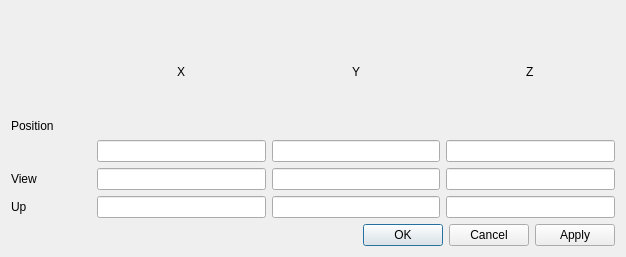
Before: the Qt Designer form tourdialog.ui in zy31415/pcd_viewer, drawn with Qt 5.
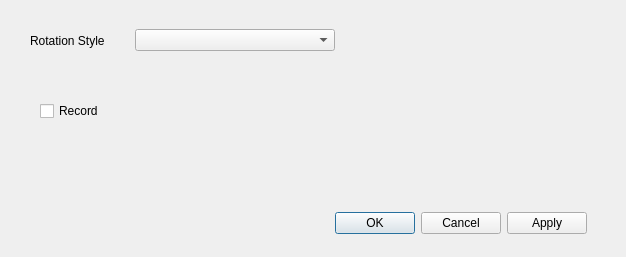
After: the same form once the commit is applied.

Diff of the .ui file:
```diff
--- a/tourdialog.ui
+++ b/tourdialog.ui
@@ -13,150 +13,64 @@
   <property name="windowTitle">
    <string>Dialog</string>
   </property>
-  <layout class="QVBoxLayout" name="verticalLayout_6">
-   <item>
-    <layout class="QVBoxLayout" name="verticalLayout_4">
-     <item>
-      <layout class="QHBoxLayout" name="horizontalLayout">
-       <item>
-        <layout class="QVBoxLayout" name="verticalLayout_5">
-         <item>
-          <widget class="QLabel" name="label_2">
-           <property name="text">
-            <string/>
-           </property>
-          </widget>
-         </item>
-         <item alignment="Qt::AlignHCenter|Qt::AlignVCenter">
-          <widget class="QLabel" name="label">
-           <property name="minimumSize">
-            <size>
-             <width>80</width>
-             <height>0</height>
-            </size>
-           </property>
-           <property name="text">
-            <string>Position</string>
-           </property>
-          </widget>
-         </item>
-        </layout>
-       </item>
-       <item>
-        <layout class="QVBoxLayout" name="verticalLayout">
-         <item alignment="Qt::AlignHCenter|Qt::AlignVCenter">
-          <widget class="QLabel" name="label_x">
-           <property name="minimumSize">
-            <size>
-             <width>0</width>
-             <height>30</height>
-            </size>
-           </property>
-           <property name="text">
-            <string>X</string>
-           </property>
-          </widget>
-         </item>
-         <item>
-          <widget class="QLineEdit" name="pos_x"/>
-         </item>
-        </layout>
-       </item>
-       <item>
-        <layout class="QVBoxLayout" name="verticalLayout_2">
-         <item alignment="Qt::AlignHCenter|Qt::AlignVCenter">
-          <widget class="QLabel" name="label_3">
-           <property name="text">
-            <string>Y</string>
-           </property>
-          </widget>
-         </item>
-         <item>
-          <widget class="QLineEdit" name="pos_y"/>
-         </item>
-        </layout>
-       </item>
-       <item>
-        <layout class="QVBoxLayout" name="verticalLayout_3">
-         <item alignment="Qt::AlignHCenter|Qt::AlignVCenter">
-          <widget class="QLabel" name="label_4">
-           <property name="text">
-            <string>Z</string>
-           </property>
-          </widget>
-         </item>
-         <item>
-          <widget class="QLineEdit" name="pos_z"/>
-         </item>
-        </layout>
-       </item>
-      </layout>
-     </item>
-     <item>
-      <layout class="QHBoxLayout" name="horizontalLayout_2">
-       <item alignment="Qt::AlignHCenter|Qt::AlignVCenter">
-        <widget class="QLabel" name="label_view">
-         <property name="minimumSize">
-          <size>
-           <width>80</width>
-           <height>0</height>
-          </size>
-         </property>
-         <property name="text">
-          <string>View</string>
-         </property>
-        </widget>
-       </item>
-       <item>
-        <widget class="QLineEdit" name="view_x"/>
-       </item>
-       <item>
-        <widget class="QLineEdit" name="view_y"/>
-       </item>
-       <item>
-        <widget class="QLineEdit" name="view_z"/>
-       </item>
-      </layout>
-     </item>
-     <item>
-      <layout class="QHBoxLayout" name="horizontalLayout_3">
-       <item alignment="Qt::AlignHCenter|Qt::AlignVCenter">
-        <widget class="QLabel" name="label_6">
-         <property name="minimumSize">
-          <size>
-           <width>80</width>
-           <height>0</height>
-          </size>
-         </property>
-         <property name="text">
-          <string>Up</string>
-         </property>
-        </widget>
-       </item>
-       <item>
-        <widget class="QLineEdit" name="up_x"/>
-       </item>
-       <item>
-        <widget class="QLineEdit" name="up_y"/>
-       </item>
-       <item>
-        <widget class="QLineEdit" name="up_z"/>
-       </item>
-      </layout>
-     </item>
-    </layout>
-   </item>
-   <item>
-    <widget class="QDialogButtonBox" name="buttonBox">
-     <property name="orientation">
-      <enum>Qt::Horizontal</enum>
-     </property>
-     <property name="standardButtons">
-      <set>QDialogButtonBox::Apply|QDialogButtonBox::Cancel|QDialogButtonBox::Ok</set>
-     </property>
-    </widget>
-   </item>
-  </layout>
+  <widget class="QDialogButtonBox" name="buttonBox">
+   <property name="geometry">
+    <rect>
+     <x>320</x>
+     <y>210</y>
+     <width>267</width>
+     <height>27</height>
+    </rect>
+   </property>
+   <property name="orientation">
+    <enum>Qt::Horizontal</enum>
+   </property>
+   <property name="standardButtons">
+    <set>QDialogButtonBox::Apply|QDialogButtonBox::Cancel|QDialogButtonBox::Ok</set>
+   </property>
+  </widget>
+  <widget class="QWidget" name="horizontalLayoutWidget">
+   <property name="geometry">
+    <rect>
+     <x>30</x>
+     <y>20</y>
+     <width>305</width>
+     <height>41</height>
+    </rect>
+   </property>
+   <layout class="QHBoxLayout" name="horizontalLayout">
+    <item>
+     <widget class="QLabel" name="label">
+      <property name="text">
+       <string>Rotation Style</string>
+      </property>
+     </widget>
+    </item>
+    <item>
+     <widget class="QComboBox" name="comboBox">
+      <property name="minimumSize">
+       <size>
+        <width>200</width>
+        <height>0</height>
+       </size>
+      </property>
+     </widget>
+    </item>
+   </layout>
+  </widget>
+  <widget class="QCheckBox" name="checkBox">
+   <property name="geometry">
+    <rect>
+     <x>40</x>
+     <y>100</y>
+     <width>97</width>
+     <height>22</height>
+    </rect>
+   </property>
+   <property name="text">
+    <string>Record</string>
+   </property>
+  </widget>
  </widget>
  <resources/>
  <connections>
```
Left out of the diff: 2 changed lines with no effect on the pictures.
